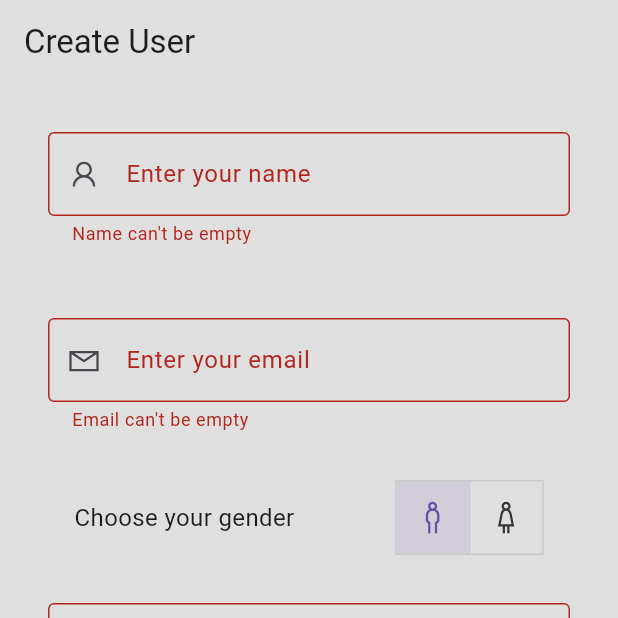
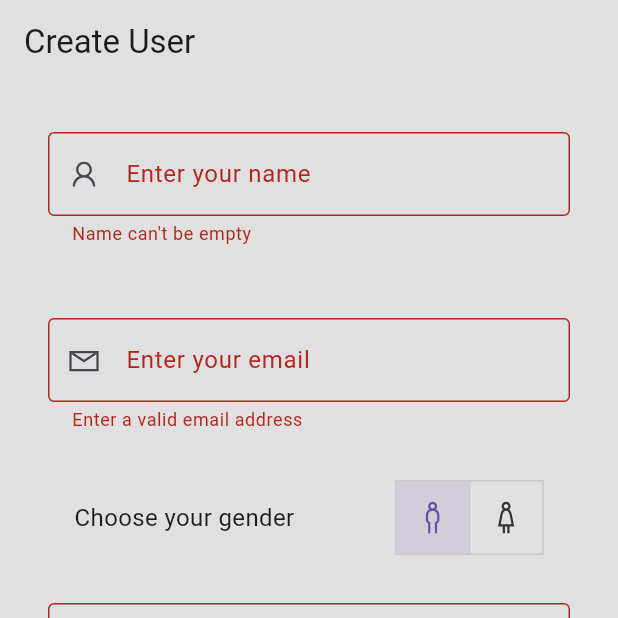
Before and after one commit to yardensepton/easypack-frontend, a Flutter app: the screen it shows after launch, after a tap on "Create User", on a phone screen of 412 x 824 dp, the top half of it. Run offline on Flutter 3.47's test engine with Material 3 defaults, Android fonts, the phone set to English and light mode, and no system bars; our stand-ins replace google_nav_bar, line_icons.

Commit message:
added email validator to textfield

```diff
--- a/lib/pages/create_user_screen.dart
+++ b/lib/pages/create_user_screen.dart
@@ -51,7 +51,7 @@ class CreateUserScreen extends StatelessWidget {
                           icon: LineIcons.envelope,
                           inputType: TextInputType.emailAddress,
                           validator: (value) =>
-                              Validators.validateNotEmpty(value, 'Email')),
+                              Validators.validateEmailPattern(value)),
                     ),
                     const SizedBox(height: 16.0),
                     SizedBox(
--- a/lib/utils/validators.dart
+++ b/lib/utils/validators.dart
@@ -5,4 +5,15 @@ class Validators {
     }
     return null;
   }
+
+  static String? validateEmailPattern(String? value) {
+    validateNotEmpty(value,'email');
+    // Regex for email validation
+    const pattern = r'^[^@\s]+@[^@\s]+\.[^@\s]+$';
+    final regex = RegExp(pattern);
+    if (!regex.hasMatch(value!)) {
+      return 'Enter a valid email address';
+    }
+    return null;
+  }
 }
```
Also changed, not shown: lib/widgets/my_text_field.dart (+3 -4 lines).
